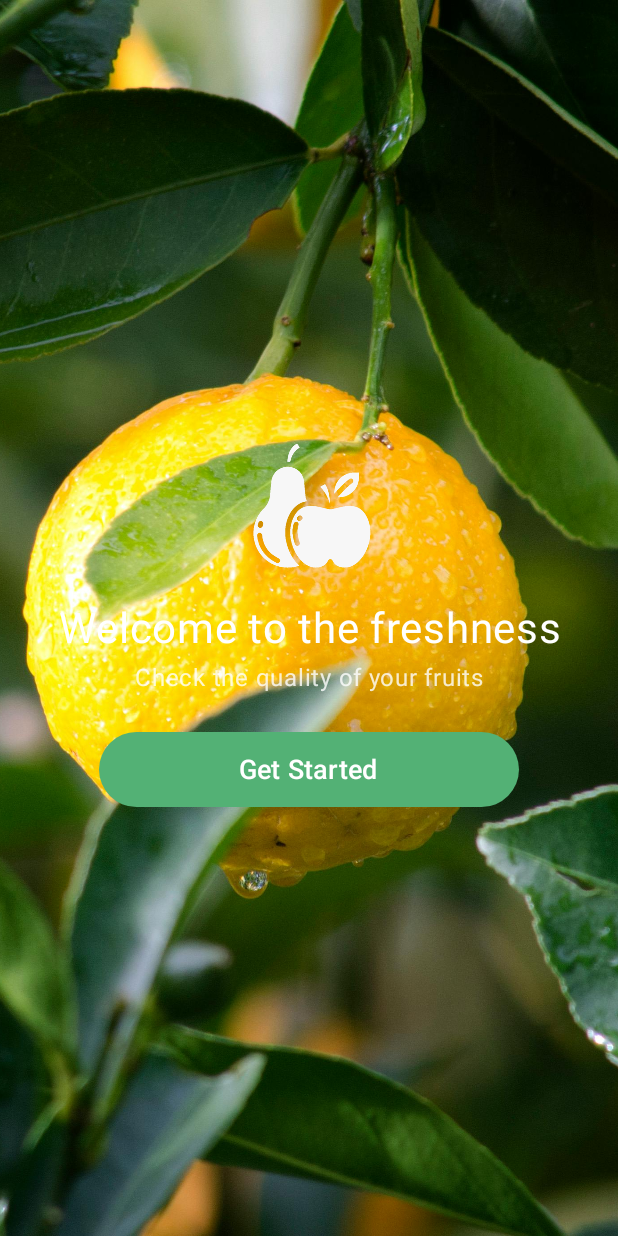
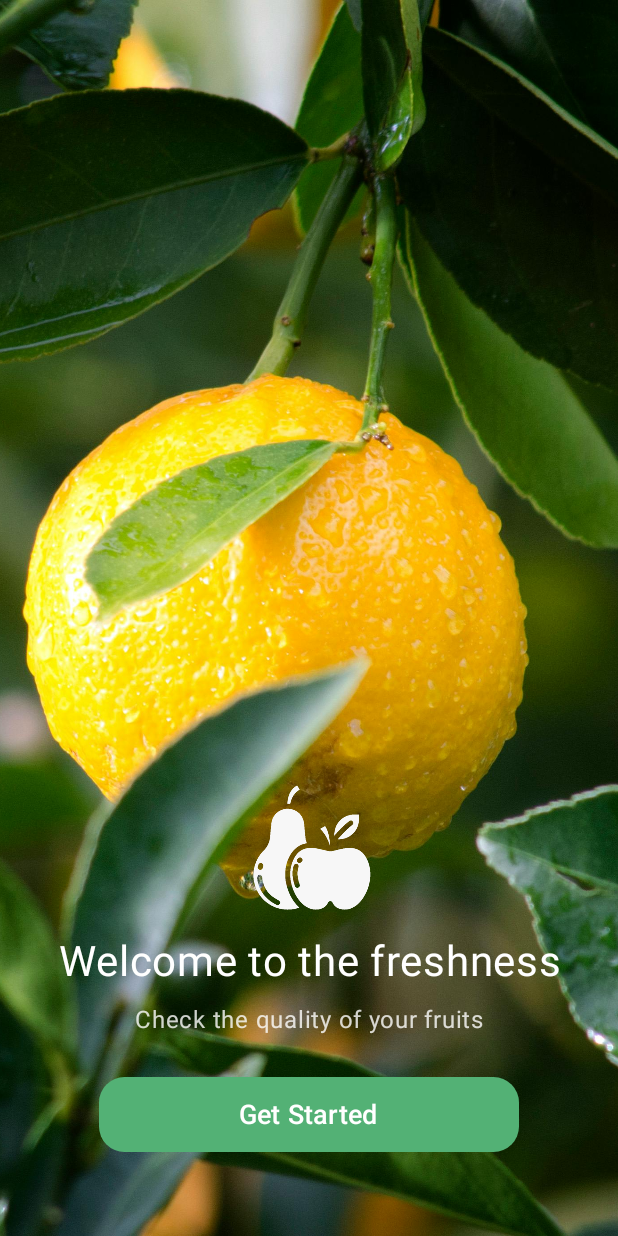
Before and after one commit to Santiago0930/Tesis, an Android app built with Jetpack Compose: the screen it shows after launch (MainActivity), on a phone screen of 412 x 824 dp. Run offline under Robolectric (Android 15) with nearby library versions, the light colour scheme and no system bars; Roboto replaces fonts that are not available here.

Commit message:
Welcome screen, Results History (Alpha), Log In Sign up (Beta)
Boxy botones

```diff
--- a/app/src/main/java/com/example/frutti/LoginActivity.kt
+++ b/app/src/main/java/com/example/frutti/LoginActivity.kt
@@ -115,7 +115,7 @@ fun LoginScreen() {
             Button(
                 onClick = { /* Log In Action */ },
                 colors = ButtonDefaults.buttonColors(containerColor = Color(0xFF53B175)),
-                shape = RoundedCornerShape(50.dp),
+                shape = RoundedCornerShape(17.dp), // Bordes redondeados
                 modifier = Modifier
                     .fillMaxWidth()
                     .height(50.dp)
--- a/app/src/main/java/com/example/frutti/MainActivity.kt
+++ b/app/src/main/java/com/example/frutti/MainActivity.kt
@@ -48,12 +48,19 @@ fun WelcomeScreen() {
             modifier = Modifier.fillMaxSize()
         )
 
-        Column(
+        // Contenido alineado en la parte inferior
+        Box(
             modifier = Modifier
                 .fillMaxSize()
                 .padding(16.dp),
+            contentAlignment = Alignment.BottomCenter // Alinea todo el contenido en la parte inferior
+        ) {
+            Column(
                 horizontalAlignment = Alignment.CenterHorizontally,
-            verticalArrangement = Arrangement.Center
+                verticalArrangement = Arrangement.spacedBy(10.dp), // Espaciado entre elementos
+                modifier = Modifier
+                    .fillMaxWidth()
+                    .padding(bottom = 40.dp) // Ajusta el padding inferior para darle más margen
             ) {
                 // Icono de la aplicación
                 Image(
@@ -61,8 +68,6 @@ fun WelcomeScreen() {
                     contentDescription = "Fruit Icon",
                     modifier = Modifier.size(100.dp)
                 )
-
-            Spacer(modifier = Modifier.height(16.dp))
 
                 // Texto principal
                 Text(
@@ -79,7 +84,7 @@ fun WelcomeScreen() {
                     fontSize = 16.sp,
                     color = Color.White.copy(alpha = 0.8f),
                     textAlign = TextAlign.Center,
-                modifier = Modifier.padding(top = 4.dp, bottom = 24.dp)
+                    modifier = Modifier.padding(bottom = 16.dp)
                 )
 
                 // Botón estilizado
@@ -88,7 +93,7 @@ fun WelcomeScreen() {
                         // Acción al hacer clic en el botón
                     },
                     colors = ButtonDefaults.buttonColors(containerColor = Color(0xFF53B175)),
-                shape = RoundedCornerShape(50.dp),
+                    shape = RoundedCornerShape(17.dp), // Bordes redondeados
                     modifier = Modifier
                         .fillMaxWidth()
                         .padding(horizontal = 50.dp)
@@ -103,6 +108,8 @@ fun WelcomeScreen() {
             }
         }
     }
+}
+
 
 @Preview(showBackground = true)
 @Composable
--- a/app/src/main/java/com/example/frutti/ResultsHistoryActivity.kt
+++ b/app/src/main/java/com/example/frutti/ResultsHistoryActivity.kt
@@ -7,6 +7,7 @@ import androidx.compose.foundation.*
 import androidx.compose.foundation.layout.*
 import androidx.compose.foundation.lazy.LazyColumn
 import androidx.compose.foundation.lazy.items
+import androidx.compose.foundation.shape.RoundedCornerShape
 import androidx.compose.material3.*
 import androidx.compose.runtime.*
 import androidx.compose.ui.Alignment
@@ -105,12 +106,15 @@ fun ResultsHistoryScreen(fruitList: List<FruitItem>, onItemClick: (FruitItem) ->
             Button(
                 onClick = onClearHistory,
                 colors = ButtonDefaults.buttonColors(containerColor = Color(0xFFB71E20)),
+                shape = RoundedCornerShape(17.dp), // Bordes redondeados
                 modifier = Modifier
                     .fillMaxWidth()
                     .padding(top = 12.dp)
+                    .height(50.dp) // Ajusta la altura para que se vea más boxy
             ) {
                 Text(text = "Clean History", color = Color.White, fontSize = 18.sp)
             }
+
 
             Spacer(modifier = Modifier.height(32.dp)) // Extra space at the bottom
         }
--- a/app/src/main/java/com/example/frutti/SignUpActivity.kt
+++ b/app/src/main/java/com/example/frutti/SignUpActivity.kt
@@ -139,7 +139,7 @@ fun SignUpScreen() {
             Button(
                 onClick = { /* Sign Up Action */ },
                 colors = ButtonDefaults.buttonColors(containerColor = Color(0xFF53B175)),
-                shape = RoundedCornerShape(50.dp),
+                shape = RoundedCornerShape(17.dp), // Bordes redondeados
                 modifier = Modifier
                     .fillMaxWidth()
                     .height(50.dp)
```
Lines whose indentation alone changed are shown as unchanged.
